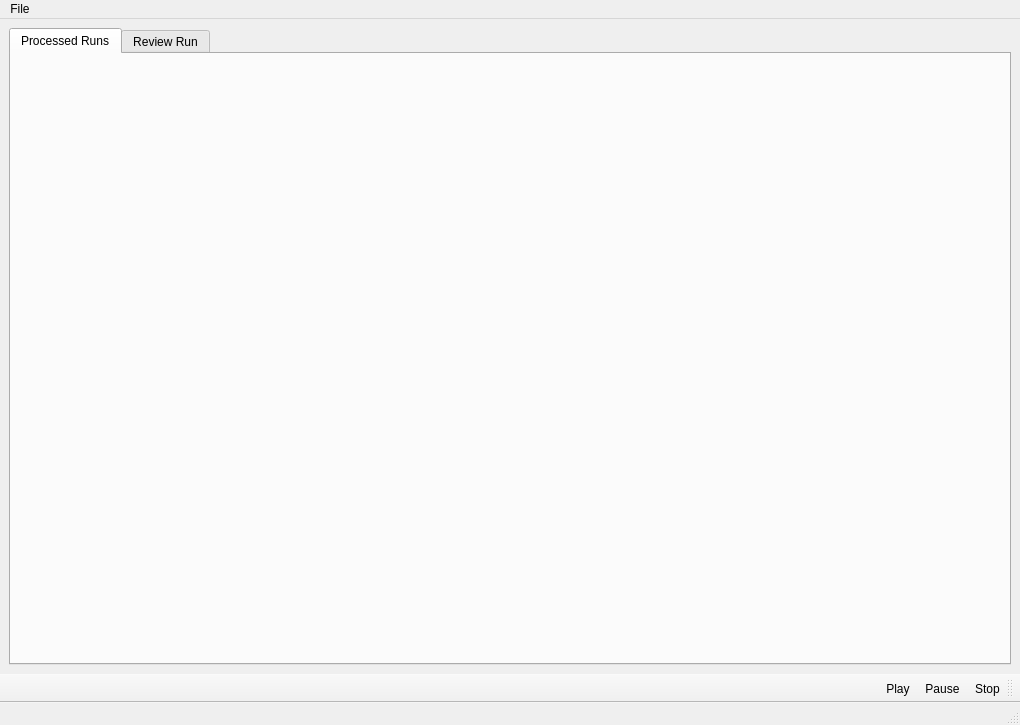
Old version of the form qtsrc/eyeplus/mainwindow.ui in the repository starshine-bcit/eyeplus.
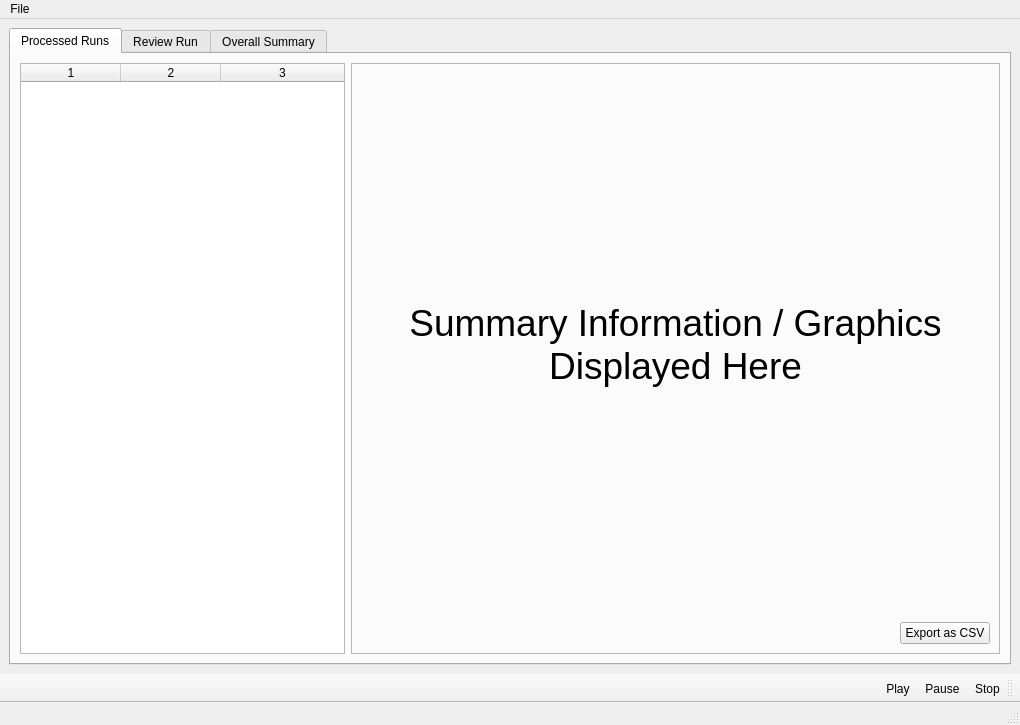
New version of the form. The open tabs and pages were chosen to show the change. Icons and pictures are not drawn.

Commit message: Add file chooser dialouges Add table in review pane Add placeholder labels for graphics

The edit to the form file:
```diff
--- a/qtsrc/eyeplus/mainwindow.ui
+++ b/qtsrc/eyeplus/mainwindow.ui
@@ -24,28 +24,108 @@
        <attribute name="title">
         <string>Processed Runs</string>
        </attribute>
-       <widget class="QWidget" name="verticalLayoutWidget_3">
-        <property name="geometry">
-         <rect>
-          <x>60</x>
-          <y>140</y>
-          <width>371</width>
-          <height>281</height>
-         </rect>
-        </property>
-        <layout class="QVBoxLayout" name="verticalLayout_2"/>
-       </widget>
-       <widget class="QWidget" name="verticalLayoutWidget_4">
-        <property name="geometry">
-         <rect>
-          <x>480</x>
-          <y>140</y>
-          <width>451</width>
-          <height>281</height>
-         </rect>
-        </property>
-        <layout class="QVBoxLayout" name="verticalLayout_3"/>
-       </widget>
+       <layout class="QHBoxLayout" name="horizontalLayout_2" stretch="1,2">
+        <item>
+         <widget class="QTableWidget" name="tableWidgetRuns">
+          <property name="frameShadow">
+           <enum>QFrame::Plain</enum>
+          </property>
+          <property name="editTriggers">
+           <set>QAbstractItemView::NoEditTriggers</set>
+          </property>
+          <property name="alternatingRowColors">
+           <bool>true</bool>
+          </property>
+          <property name="selectionMode">
+           <enum>QAbstractItemView::SingleSelection</enum>
+          </property>
+          <property name="selectionBehavior">
+           <enum>QAbstractItemView::SelectRows</enum>
+          </property>
+          <property name="rowCount">
+           <number>0</number>
+          </property>
+          <property name="columnCount">
+           <number>3</number>
+          </property>
+          <attribute name="horizontalHeaderMinimumSectionSize">
+           <number>75</number>
+          </attribute>
+          <attribute name="horizontalHeaderStretchLastSection">
+           <bool>true</bool>
+          </attribute>
+          <attribute name="verticalHeaderDefaultSectionSize">
+           <number>20</number>
+          </attribute>
+          <column/>
+          <column/>
+          <column/>
+         </widget>
+        </item>
+        <item>
+         <widget class="QFrame" name="frameSummary">
+          <property name="frameShape">
+           <enum>QFrame::StyledPanel</enum>
+          </property>
+          <property name="frameShadow">
+           <enum>QFrame::Plain</enum>
+          </property>
+          <layout class="QVBoxLayout" name="verticalLayout_2" stretch="1,0">
+           <item>
+            <widget class="QLabel" name="labelSummaryExample">
+             <property name="font">
+              <font>
+               <pointsize>28</pointsize>
+              </font>
+             </property>
+             <property name="text">
+              <string>Summary Information / Graphics Displayed Here</string>
+             </property>
+             <property name="scaledContents">
+              <bool>false</bool>
+             </property>
+             <property name="alignment">
+              <set>Qt::AlignCenter</set>
+             </property>
+             <property name="wordWrap">
+              <bool>true</bool>
+             </property>
+            </widget>
+           </item>
+           <item>
+            <layout class="QHBoxLayout" name="horizontalLayoutSummaryButtons">
+             <item>
+              <spacer name="horizontalSpacer">
+               <property name="orientation">
+                <enum>Qt::Horizontal</enum>
+               </property>
+               <property name="sizeHint" stdset="0">
+                <size>
+                 <width>40</width>
+                 <height>20</height>
+                </size>
+               </property>
+              </spacer>
+             </item>
+             <item>
+              <widget class="QPushButton" name="pushButtonExportDisplayed">
+               <property name="minimumSize">
+                <size>
+                 <width>90</width>
+                 <height>0</height>
+                </size>
+               </property>
+               <property name="text">
+                <string>Export as CSV</string>
+               </property>
+              </widget>
+             </item>
+            </layout>
+           </item>
+          </layout>
+         </widget>
+        </item>
+       </layout>
       </widget>
       <widget class="QWidget" name="tabReviewData">
        <attribute name="title">
@@ -69,6 +149,23 @@
             <property name="frameShadow">
              <enum>QFrame::Plain</enum>
             </property>
+            <layout class="QVBoxLayout" name="verticalLayout_3">
+             <item>
+              <widget class="QLabel" name="labelReviewExample">
+               <property name="font">
+                <font>
+                 <pointsize>28</pointsize>
+                </font>
+               </property>
+               <property name="text">
+                <string>Graphical Display of Data</string>
+               </property>
+               <property name="alignment">
+                <set>Qt::AlignCenter</set>
+               </property>
+              </widget>
+             </item>
+            </layout>
            </widget>
           </item>
           <item>
@@ -137,6 +234,31 @@
         </item>
        </layout>
       </widget>
+      <widget class="QWidget" name="tabOverallSummary">
+       <attribute name="title">
+        <string>Overall Summary</string>
+       </attribute>
+       <layout class="QVBoxLayout" name="verticalLayout_5">
+        <item>
+         <widget class="QLabel" name="labelOverallSummaryExample">
+          <property name="font">
+           <font>
+            <pointsize>28</pointsize>
+           </font>
+          </property>
+          <property name="text">
+           <string>Overall Summary of Findings</string>
+          </property>
+          <property name="alignment">
+           <set>Qt::AlignCenter</set>
+          </property>
+          <property name="wordWrap">
+           <bool>true</bool>
+          </property>
+         </widget>
+        </item>
+       </layout>
+      </widget>
      </widget>
     </item>
    </layout>
```
Left out of the diff: 36 changed lines with no effect on the pictures. The commit also changes 2 other files.
